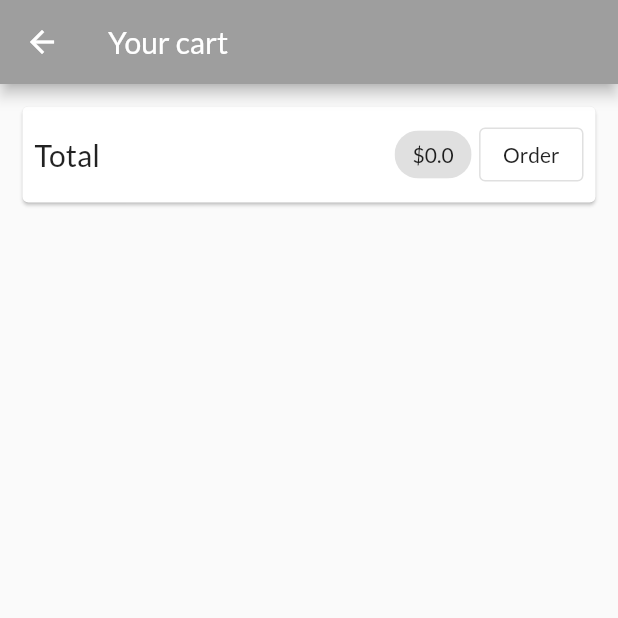
After one commit to rrrbreak/shop_app_flutter_course, a Flutter app: the CartScreen screen opened by its route, on a phone screen of 412 x 824 dp, the top half of it. The commit adds this screen. Run offline on Flutter 3.47's test engine with Material 2 defaults, Android fonts, the phone set to English and light mode, and no system bars; network calls fail.

Commit message:
Adding Cart screen

```diff
--- a/lib/main.dart
+++ b/lib/main.dart
@@ -1,5 +1,6 @@
 import 'package:flutter/material.dart';
 import 'package:flutter_complete_guide/providers/cart.dart';
+import 'package:flutter_complete_guide/screens/cart_screen.dart';
 //import provider
 import 'package:provider/provider.dart';
 
@@ -38,7 +39,8 @@ class MyApp extends StatelessWidget {
         ),
         home: ProductsOverviewScreen(),
         routes: {
-          ProductDetailScreen.routeName: (context) => ProductDetailScreen()
+          ProductDetailScreen.routeName: (context) => ProductDetailScreen(),
+          CartScreen.routeName: (context) => CartScreen()
         },
       ),
     );
--- a/lib/providers/cart.dart
+++ b/lib/providers/cart.dart
@@ -24,6 +24,16 @@ class Cart with ChangeNotifier {
 
   int get itemCount {
     return _items.length;
+  }
+
+  double get totalAmount {
+    double total = 0.00;
+    _items.forEach(
+      (key, cartItem) {
+        total += cartItem.price * cartItem.quantity;
+      },
+    );
+    return total;
   }
 
   void addItem(String productId, double price, String title) {
--- /dev/null
+++ b/lib/screens/cart_screen.dart
@@ -0,0 +1,59 @@
+import 'package:flutter/material.dart';
+import 'package:flutter/src/foundation/key.dart';
+import 'package:flutter/src/widgets/framework.dart';
+import 'package:flutter/src/widgets/placeholder.dart';
+import 'package:flutter_complete_guide/providers/cart.dart';
+import 'package:provider/provider.dart';
+
+class CartScreen extends StatelessWidget {
+  static const routeName = '/cart';
+
+  const CartScreen({Key key}) : super(key: key);
+
+  @override
+  Widget build(BuildContext context) {
+    final cart = Provider.of<Cart>(context);
+    return Scaffold(
+      appBar: AppBar(
+        title: Text('Your cart'),
+      ),
+      body: Column(
+        children: [
+          Card(
+            margin: EdgeInsets.all(15),
+            child: Padding(
+              padding: EdgeInsets.all(8),
+              child: Row(
+                mainAxisAlignment: MainAxisAlignment.spaceBetween,
+                children: [
+                  Text(
+                    'Total',
+                    style: TextStyle(fontSize: 20),
+                  ),
+                  Spacer(),
+                  // total amount of cart
+                  Chip(
+                    label: Text(
+                      '\$${cart.totalAmount}',
+                    ),
+                    backgroundColor: Theme.of(context).colorScheme.secondary,
+                  ),
+                  SizedBox(
+                    width: 5,
+                  ),
+                  OutlinedButton(
+                    onPressed: () {},
+                    child: Text(
+                      'Order',
+                      style: TextStyle(color: Colors.black87),
+                    ),
+                  )
+                ],
+              ),
+            ),
+          ),
+        ],
+      ),
+    );
+  }
+}
--- a/lib/screens/products_overview_screen.dart
+++ b/lib/screens/products_overview_screen.dart
@@ -1,6 +1,7 @@
 import 'package:flutter/material.dart';
 
 import 'package:flutter_complete_guide/providers/products.dart';
+import 'package:flutter_complete_guide/screens/cart_screen.dart';
 import 'package:provider/provider.dart';
 
 import '../providers/cart.dart';
@@ -65,7 +66,9 @@ class _ProductsOverviewScreenState extends State<ProductsOverviewScreen> {
               ),
               child: IconButton(
                 icon: Icon(Icons.shopping_cart),
-                onPressed: () {},
+                onPressed: () {
+                  Navigator.of(context).pushNamed(CartScreen.routeName);
+                },
               ),
             )
           ]),
```
